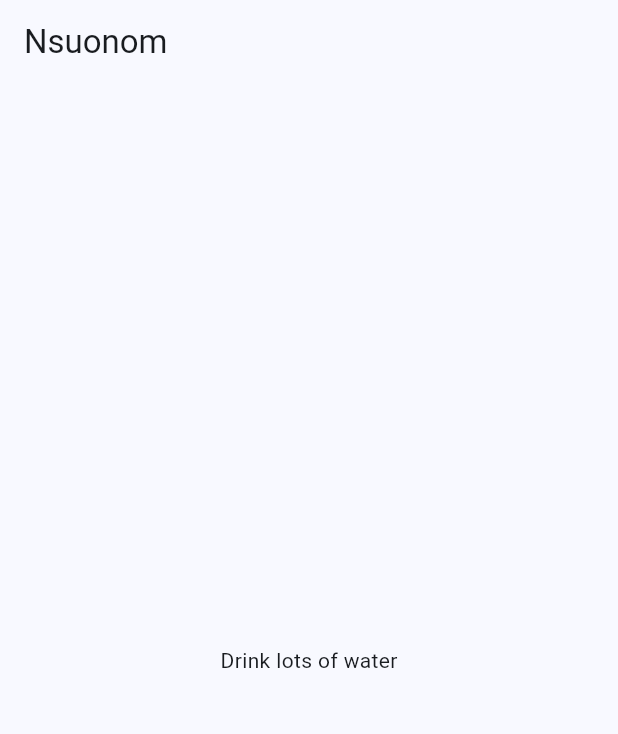
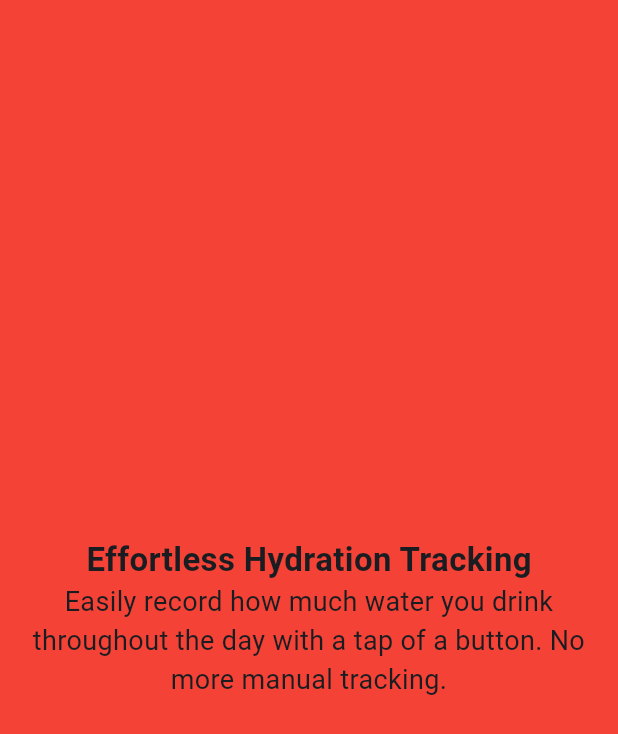
Before and after one commit to kwesinavilot/nsuo_nom, a Flutter app: the screen it shows after launch, on a phone screen of 412 x 824 dp. Shown: the top 734 px of the screen. Run offline on Flutter 3.47's test engine with Material 3 defaults, Android fonts, the phone set to English and light mode, and no system bars.

Commit message:
Renamed screen files and added value props screen

```diff
--- a/lib/app.dart
+++ b/lib/app.dart
@@ -1,5 +1,5 @@
 import 'package:flutter/material.dart';
-import 'package:nsuo_nom/screens/homescreen.dart';
+import 'package:nsuo_nom/screens/home_screen.dart';
 
 class App extends StatelessWidget {
   const App({super.key});
--- a/lib/main.dart
+++ b/lib/main.dart
@@ -1,5 +1,5 @@
 import 'package:flutter/material.dart';
-import 'package:nsuo_nom/screens/splashscreen.dart';
+import 'package:nsuo_nom/screens/value_props_screen.dart';
 
 void main() {
   runApp(
@@ -10,7 +10,7 @@
         colorScheme: ColorScheme.fromSeed(seedColor: Colors.blue),
         useMaterial3: true,
       ),
-      home: const SplashScreen(),
+      home: const ValueProps(),
     ),
   );
 }
--- a/lib/screens/splashscreen.dart
+++ b/lib/screens/splash_screen.dart
@@ -1,6 +1,6 @@
 import 'package:flutter/material.dart';
 import 'package:flutter/services.dart';
-import 'package:nsuo_nom/screens/homescreen.dart';
+import 'package:nsuo_nom/screens/value_props_screen.dart';
 
 class SplashScreen extends StatefulWidget {
   const SplashScreen({super.key});
@@ -21,7 +21,7 @@ class _SplashScreenState extends State<SplashScreen>
 
     Future.delayed(const Duration(seconds: 5), () {
       Navigator.of(context).pushReplacement(
-          MaterialPageRoute(builder: (_) => const HomeScreen()));
+          MaterialPageRoute(builder: (_) => const ValueProps()));
     });
   }
 
--- /dev/null
+++ b/lib/screens/value_props_screen.dart
@@ -0,0 +1,31 @@
+import 'package:flutter/material.dart';
+
+class ValueProps extends StatelessWidget {
+  const ValueProps({super.key});
+
+  @override
+  Widget build(BuildContext context) {
+    return Scaffold(
+      body: Container(
+          color: Colors.red,
+          alignment: Alignment.center,
+          child: const Column(
+            mainAxisAlignment: MainAxisAlignment.center,
+            children: [
+              Text(
+                "Effortless Hydration Tracking",
+                style: TextStyle(fontSize: 22, fontWeight: FontWeight.bold),
+              ),
+
+              Text(
+                "Easily record how much water you drink throughout the day with a tap of a button. No more manual tracking.",
+                textAlign: TextAlign.center,
+                style: TextStyle(
+                  fontSize: 18,
+                ),
+              )
+            ],
+          )),
+    );
+  }
+}
```
Also changed, not shown: lib/screens/home_screen.dart (renamed from lib/screens/homescreen.dart).
